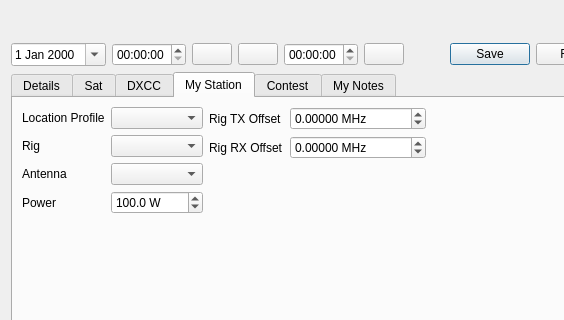
This is ui/NewContactWidget.ui in k5mcd/QLog as Qt 5 draws it before an edit; both pictures show x 0 to 564 and y 330 to 650 of the 1473 by 798 pixel window. The edited form follows.
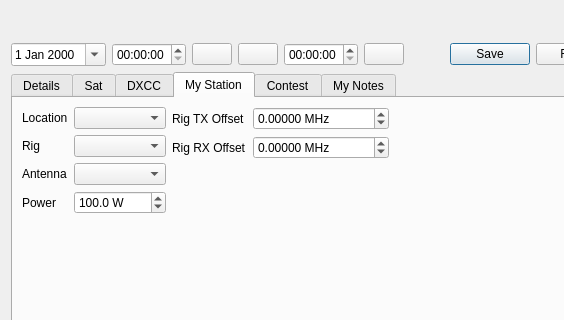
This is the edited form. The open tabs and pages were chosen to show the change. Icons and pictures are not drawn. Custom widgets are drawn as their Qt base class.

Commit message:
Rig/Station Profile: Reworked Rig Handling - Rig params in the profile.
Station Profile uses a generic Profile Manager Class

Diff of the .ui file:
```diff
--- a/ui/NewContactWidget.ui
+++ b/ui/NewContactWidget.ui
@@ -1451,7 +1451,7 @@
          <item row="0" column="0">
           <widget class="QLabel" name="stationProfileLabel">
            <property name="text">
-            <string>Location Profile</string>
+            <string>Location</string>
            </property>
           </widget>
          </item>
```
Left out of the diff: 23 changed lines with no effect on the pictures. The commit also changes 23 other files.
